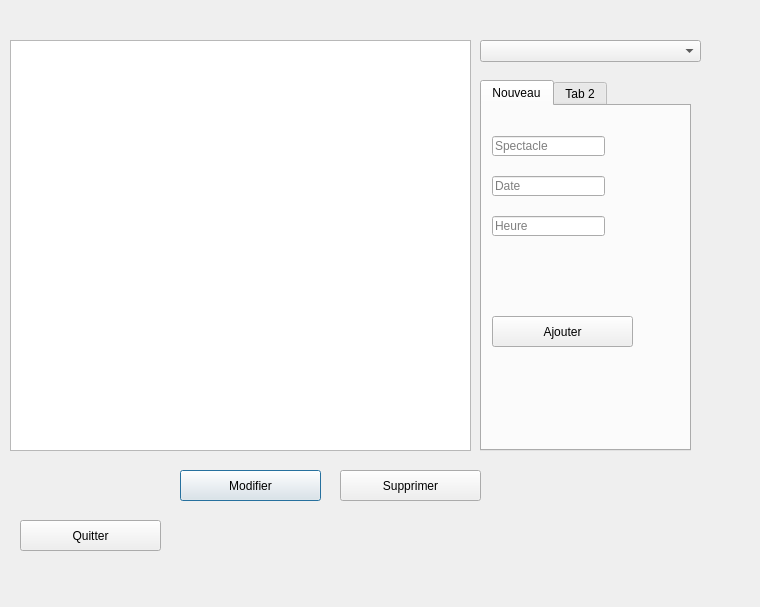
Old version of the form FestiClicC/spectacles.ui in the repository FestiClic/FestiClic3.
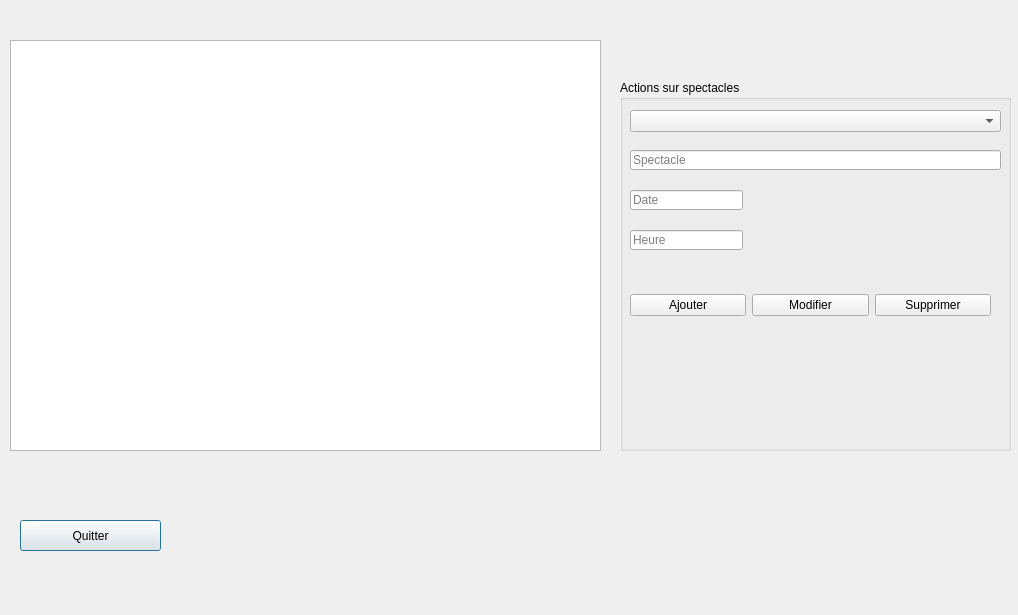
New version of the form.

The edit to the form file:
```diff
--- a/FestiClicC/spectacles.ui
+++ b/FestiClicC/spectacles.ui
@@ -6,8 +6,8 @@
    <rect>
     <x>0</x>
     <y>0</y>
-    <width>760</width>
-    <height>607</height>
+    <width>1018</width>
+    <height>615</height>
    </rect>
   </property>
   <property name="windowTitle">
@@ -18,37 +18,11 @@
     <rect>
      <x>10</x>
      <y>40</y>
-     <width>461</width>
+     <width>591</width>
      <height>411</height>
     </rect>
    </property>
   </widget>
-  <widget class="QPushButton" name="sBtnModifier">
-   <property name="geometry">
-    <rect>
-     <x>180</x>
-     <y>470</y>
-     <width>141</width>
-     <height>31</height>
-    </rect>
-   </property>
-   <property name="text">
-    <string>Modifier</string>
-   </property>
-  </widget>
-  <widget class="QPushButton" name="sBtnSupprimer">
-   <property name="geometry">
-    <rect>
-     <x>340</x>
-     <y>470</y>
-     <width>141</width>
-     <height>31</height>
-    </rect>
-   </property>
-   <property name="text">
-    <string>Supprimer</string>
-   </property>
-  </widget>
   <widget class="QPushButton" name="sBtnQuitter">
    <property name="geometry">
     <rect>
@@ -62,86 +36,99 @@
     <string>Quitter</string>
    </property>
   </widget>
-  <widget class="QComboBox" name="sCBoxIdSpectacle">
+  <widget class="QGroupBox" name="groupBox">
    <property name="geometry">
     <rect>
-     <x>480</x>
-     <y>40</y>
-     <width>221</width>
-     <height>22</height>
-    </rect>
-   </property>
-  </widget>
-  <widget class="QTabWidget" name="tabWidget">
-   <property name="geometry">
-    <rect>
-     <x>480</x>
+     <x>620</x>
      <y>80</y>
-     <width>211</width>
+     <width>391</width>
      <height>371</height>
     </rect>
    </property>
-   <widget class="QWidget" name="tab">
-    <attribute name="title">
-     <string>Nouveau</string>
-    </attribute>
-    <widget class="QLineEdit" name="sTxtSpectacle">
-     <property name="geometry">
-      <rect>
-       <x>10</x>
-       <y>30</y>
-       <width>113</width>
-       <height>20</height>
-      </rect>
-     </property>
-     <property name="placeholderText">
-      <string>Spectacle</string>
-     </property>
-    </widget>
-    <widget class="QLineEdit" name="sTxtDate">
-     <property name="geometry">
-      <rect>
-       <x>10</x>
-       <y>70</y>
-       <width>113</width>
-       <height>20</height>
-      </rect>
-     </property>
-     <property name="placeholderText">
-      <string>Date</string>
-     </property>
-    </widget>
-    <widget class="QLineEdit" name="sTxtHeure">
-     <property name="geometry">
-      <rect>
-       <x>10</x>
-       <y>110</y>
-       <width>113</width>
-       <height>20</height>
-      </rect>
-     </property>
-     <property name="placeholderText">
-      <string>Heure</string>
-     </property>
-    </widget>
-    <widget class="QPushButton" name="sBtnAjouter">
-     <property name="geometry">
-      <rect>
-       <x>10</x>
-       <y>210</y>
-       <width>141</width>
-       <height>31</height>
-      </rect>
-     </property>
-     <property name="text">
-      <string>Ajouter</string>
-     </property>
-    </widget>
+   <property name="title">
+    <string>Actions sur spectacles</string>
+   </property>
+   <widget class="QLineEdit" name="sTxtHeure">
+    <property name="geometry">
+     <rect>
+      <x>10</x>
+      <y>150</y>
+      <width>113</width>
+      <height>20</height>
+     </rect>
+    </property>
+    <property name="placeholderText">
+     <string>Heure</string>
+    </property>
    </widget>
-   <widget class="QWidget" name="tab_2">
-    <attribute name="title">
-     <string>Tab 2</string>
-    </attribute>
+   <widget class="QLineEdit" name="sTxtDate">
+    <property name="geometry">
+     <rect>
+      <x>10</x>
+      <y>110</y>
+      <width>113</width>
+      <height>20</height>
+     </rect>
+    </property>
+    <property name="placeholderText">
+     <string>Date</string>
+    </property>
+   </widget>
+   <widget class="QLineEdit" name="sTxtSpectacle">
+    <property name="geometry">
+     <rect>
+      <x>10</x>
+      <y>70</y>
+      <width>371</width>
+      <height>20</height>
+     </rect>
+    </property>
+    <property name="placeholderText">
+     <string>Spectacle</string>
+    </property>
+   </widget>
+   <widget class="QComboBox" name="sCBoxIdSpectacle">
+    <property name="geometry">
+     <rect>
+      <x>10</x>
+      <y>30</y>
+      <width>371</width>
+      <height>22</height>
+     </rect>
+    </property>
+   </widget>
+   <widget class="QWidget" name="horizontalLayoutWidget">
+    <property name="geometry">
+     <rect>
+      <x>10</x>
+      <y>190</y>
+      <width>361</width>
+      <height>71</height>
+     </rect>
+    </property>
+    <layout class="QHBoxLayout" name="horizontalLayout">
+     <item>
+      <widget class="QPushButton" name="sBtnAjouter">
+       <property name="text">
+        <string>Ajouter</string>
+       </property>
+      </widget>
+     </item>
+     <item>
+      <widget class="QPushButton" name="sBtnModifier">
+       <property name="text">
+        <string>Modifier</string>
+       </property>
+      </widget>
+     </item>
+     <item>
+      <widget class="QPushButton" name="sBtnSupprimer">
+       <property name="text">
+        <string>Supprimer</string>
+       </property>
+      </widget>
+     </item>
+    </layout>
    </widget>
   </widget>
  </widget>
```
